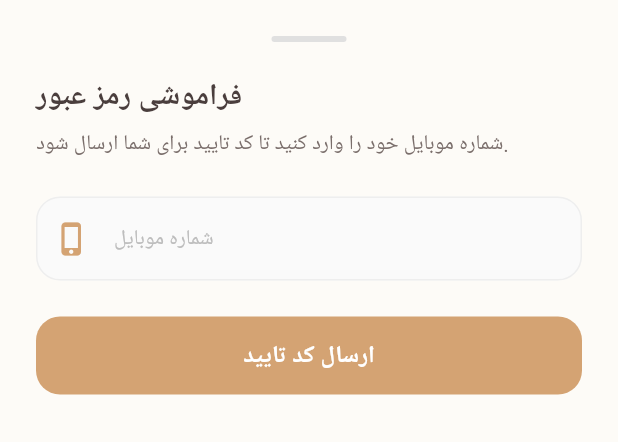
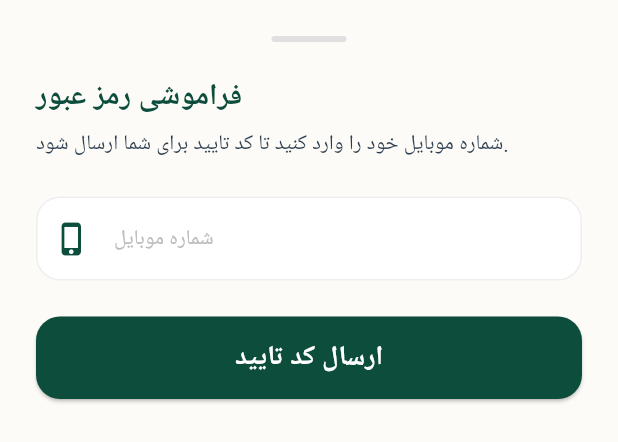
Before and after one commit to muhammad-farhadi/RoyalCake-FrontEnd, a Flutter app: the ForgotPasswordSheet widget shown alone on an empty page, opened directly, on a phone screen of 412 x 824 dp. Shown: the top 442 px of the screen. Run offline on Flutter 3.47's test engine with Material 3 defaults, Android fonts, the phone set to English and light mode, and no system bars; our stand-ins replace chewie, dio, file_picker, flutter_riverpod, image_picker, shared_preferences and 1 more; missing offline and left inert: screen_protector; accounts and stored records are empty; network calls fail; Roboto replaces fonts that are missing (Samim).

Commit message:
fix style of forget password

```diff
--- a/lib/features/auth/presentation/widgets/forgot_password_sheet.dart
+++ b/lib/features/auth/presentation/widgets/forgot_password_sheet.dart
@@ -47,10 +47,11 @@ class _ForgotPasswordSheetState extends ConsumerState<ForgotPasswordSheet> {
       ).showSnackBar(const SnackBar(content: Text('کد تایید ارسال شد.')));
     } else if (mounted) {
       final error = ref.read(authProvider).error;
-      if (error != null)
+      if (error != null) {
         ScaffoldMessenger.of(
           context,
         ).showSnackBar(SnackBar(content: Text(error)));
+      }
     }
   }
 
@@ -82,10 +83,11 @@ class _ForgotPasswordSheetState extends ConsumerState<ForgotPasswordSheet> {
       );
     } else {
       final error = ref.read(authProvider).error;
-      if (error != null)
+      if (error != null) {
         ScaffoldMessenger.of(
           context,
         ).showSnackBar(SnackBar(content: Text(error)));
+      }
     }
   }
 
@@ -125,14 +127,20 @@ class _ForgotPasswordSheetState extends ConsumerState<ForgotPasswordSheet> {
 
               Text(
                 _currentStep == 1 ? 'فراموشی رمز عبور' : 'تعیین رمز عبور جدید',
-                style: theme.textTheme.headlineLarge?.copyWith(fontSize: 20),
+                style: theme.textTheme.headlineLarge?.copyWith(
+                  fontSize: 20,
+                  color: const Color(0xff0c4d3b), // هماهنگ با لاگین
+                  fontWeight: FontWeight.bold,
+                ),
               ),
               const SizedBox(height: 8),
               Text(
                 _currentStep == 1
                     ? 'شماره موبایل خود را وارد کنید تا کد تایید برای شما ارسال شود.'
                     : 'کد ۵ رقمی ارسالی و رمز عبور جدید خود را وارد کنید.',
-                style: theme.textTheme.bodyMedium,
+                style: theme.textTheme.bodyMedium?.copyWith(
+                  color: const Color(0xff2c3e50), // هماهنگ با لاگین
+                ),
               ),
               const SizedBox(height: 24),
 
@@ -147,7 +155,6 @@ class _ForgotPasswordSheetState extends ConsumerState<ForgotPasswordSheet> {
                 ),
                 const SizedBox(height: 24),
                 _buildActionButton(
-                  theme: theme,
                   isLoading: authState.isLoading,
                   text: 'ارسال کد تایید',
                   onPressed: _submitPhone,
@@ -170,7 +177,6 @@ class _ForgotPasswordSheetState extends ConsumerState<ForgotPasswordSheet> {
                 ),
                 const SizedBox(height: 24),
                 _buildActionButton(
-                  theme: theme,
                   isLoading: authState.isLoading,
                   text: 'تغییر رمز و ورود خودکار',
                   onPressed: _resetAndLogin,
@@ -192,7 +198,6 @@ class _ForgotPasswordSheetState extends ConsumerState<ForgotPasswordSheet> {
     TextInputType keyboardType = TextInputType.text,
     int? maxLength,
   }) {
-    final theme = Theme.of(context);
     return TextField(
       controller: controller,
       keyboardType: keyboardType,
@@ -204,8 +209,10 @@ class _ForgotPasswordSheetState extends ConsumerState<ForgotPasswordSheet> {
         hintStyle: TextStyle(color: Colors.grey.shade400, fontSize: 14),
         counterText: "",
         filled: true,
-        fillColor: Colors.grey.shade50,
-        prefixIcon: Icon(icon, color: theme.colorScheme.primary),
+        fillColor: Colors.white,
+        // هماهنگ با لاگین
+        prefixIcon: Icon(icon, color: const Color(0xff0c4d3b)),
+        // هماهنگ با لاگین
         suffixIcon: isPassword
             ? IconButton(
                 icon: Icon(
@@ -222,35 +229,37 @@ class _ForgotPasswordSheetState extends ConsumerState<ForgotPasswordSheet> {
         ),
         focusedBorder: OutlineInputBorder(
           borderRadius: BorderRadius.circular(16),
-          borderSide: BorderSide(color: theme.colorScheme.primary, width: 2),
+          borderSide: const BorderSide(
+            color: Color(0xff0c4d3b), // هماهنگ با لاگین
+            width: 2,
+          ),
         ),
       ),
     );
   }
 
   Widget _buildActionButton({
-    required ThemeData theme,
     required bool isLoading,
     required String text,
     required VoidCallback onPressed,
   }) {
     return SizedBox(
       width: double.infinity,
-      height: 52,
+      height: 55, // هماهنگ با ارتفاع دکمه لاگین
       child: ElevatedButton(
         onPressed: isLoading ? null : onPressed,
         style: ElevatedButton.styleFrom(
-          backgroundColor: theme.colorScheme.primary,
+          backgroundColor: const Color(0xff0c4d3b), // هماهنگ با لاگین
           foregroundColor: Colors.white,
           shape: RoundedRectangleBorder(
             borderRadius: BorderRadius.circular(16),
           ),
-          elevation: 0,
+          elevation: 1, // هماهنگ با سایه لاگین
         ),
         child: isLoading
             ? const SizedBox(
-                height: 22,
-                width: 22,
+                height: 24,
+                width: 24,
                 child: CircularProgressIndicator(
                   color: Colors.white,
                   strokeWidth: 2,
@@ -259,7 +268,7 @@ class _ForgotPasswordSheetState extends ConsumerState<ForgotPasswordSheet> {
             : Text(
                 text,
                 style: const TextStyle(
-                  fontSize: 16,
+                  fontSize: 18, // هماهنگ با فونت لاگین
                   fontWeight: FontWeight.bold,
                 ),
               ),
```
